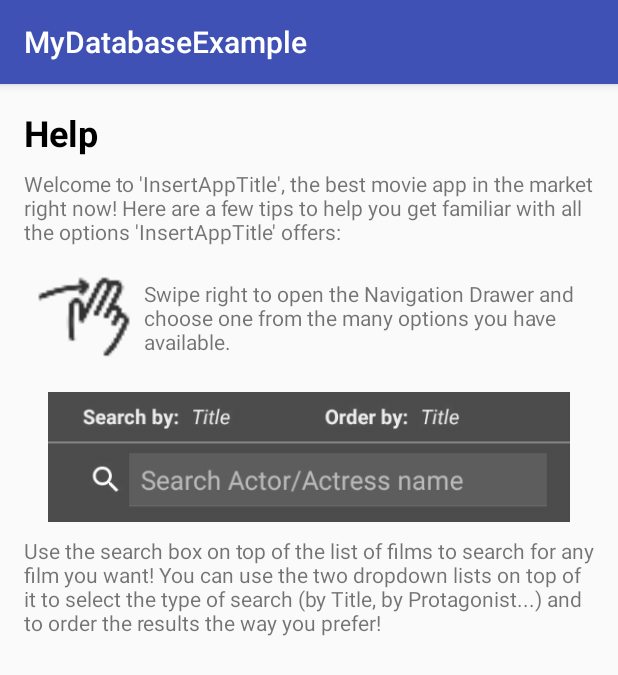
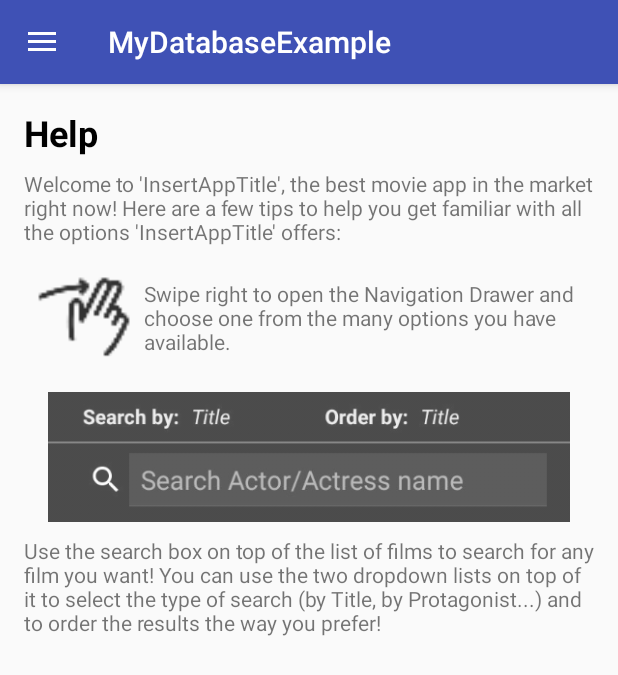
Before and after one commit to CarlosRM/zumodepi-a, an Android app: the HelpActivity screen opened directly, with no data from a screen before it, on a phone screen of 412 x 824 dp. Shown: the top 675 px of the screen. Run offline under Robolectric (Android 15) with nearby library versions, the phone set to English and light mode, and no system bars.

Commit message:
Help activity implementado totalmente

```diff
--- a/app/src/main/AndroidManifest.xml
+++ b/app/src/main/AndroidManifest.xml
@@ -40,9 +40,6 @@
             android:name=".InsertFilmActivity"
             android:launchMode="singleTask"
             android:theme="@style/AppTheme.NoActionBar">
-            <meta-data
-                android:name="android.support.PARENT_ACTIVITY"
-                android:value=".RecyclerViewActivity"/>
         </activity>
         <activity
             android:name=".SearchActivity"
@@ -71,7 +68,10 @@
             android:name=".PruevaNavigation"
             android:label="@string/title_activity_prueva_navigation"
             android:theme="@style/AppTheme.NoActionBar"/>
-        <activity android:name=".HelpActivity">
+        <activity
+            android:name=".HelpActivity"
+            android:launchMode="singleTask"
+            android:theme="@style/AppTheme.NoActionBar">
         </activity>
     </application>
 
--- a/app/src/main/java/com/example/pr_idi/mydatabaseexample/HelpActivity.java
+++ b/app/src/main/java/com/example/pr_idi/mydatabaseexample/HelpActivity.java
@@ -1,7 +1,11 @@
 package com.example.pr_idi.mydatabaseexample;
 
+import android.support.design.widget.NavigationView;
+import android.support.v4.widget.DrawerLayout;
+import android.support.v7.app.ActionBarDrawerToggle;
 import android.support.v7.app.AppCompatActivity;
 import android.os.Bundle;
+import android.support.v7.widget.Toolbar;
 
 public class HelpActivity extends AppCompatActivity {
 
@@ -9,10 +13,18 @@ public class HelpActivity extends AppCompatActivity {
     protected void onCreate(Bundle savedInstanceState) {
         super.onCreate(savedInstanceState);
         setContentView(R.layout.activity_help);
-        initialize_views();
-    }
+        Toolbar toolbar = (Toolbar) findViewById(R.id.toolbar);
+        setSupportActionBar(toolbar);
 
-    private void initialize_views(){
+        NavigationView navView = (NavigationView) findViewById(R.id.navMenu);
+        DrawerLayout navDrawer = (DrawerLayout) findViewById(R.id.drawerLayout);
 
+        ActionBarDrawerToggle toggle = new ActionBarDrawerToggle(
+                this, navDrawer, toolbar, R.string.navigation_drawer_open, R.string.navigation_drawer_close);
+        navDrawer.setDrawerListener(toggle);
+        toggle.syncState();
+
+        navView.getMenu().getItem(3).setChecked(true);
+        navView.setNavigationItemSelectedListener(new NavMenuListener(this, navDrawer));
     }
 }
--- a/app/src/main/java/com/example/pr_idi/mydatabaseexample/NavMenuListener.java
+++ b/app/src/main/java/com/example/pr_idi/mydatabaseexample/NavMenuListener.java
@@ -6,10 +6,6 @@ import android.support.design.widget.NavigationView;
 import android.support.v4.widget.DrawerLayout;
 import android.support.v7.widget.SearchView;
 import android.view.MenuItem;
-
-/**
- * Created by Juan on 03/01/2017.
- */
 
 public class NavMenuListener implements NavigationView.OnNavigationItemSelectedListener {
     private Context context;
@@ -47,6 +43,13 @@ public class NavMenuListener implements NavigationView.OnNavigationItemSelectedL
                 navDrawer.closeDrawers();
                 break;
             }
+            case R.id.help_button: {
+                if (!context.getClass().equals(HelpActivity.class)) {
+                    Intent myIntent = new Intent(context, HelpActivity.class);
+                    context.startActivity(myIntent);
+                }
+                navDrawer.closeDrawers();
+            }
             default: return false;
         }
         return true;
--- a/app/src/main/res/layout/activity_help.xml
+++ b/app/src/main/res/layout/activity_help.xml
@@ -1,73 +1,36 @@
 <?xml version="1.0" encoding="utf-8"?>
-<LinearLayout
-    xmlns:android="http://schemas.android.com/apk/res/android"
+<android.support.v4.widget.DrawerLayout xmlns:android="http://schemas.android.com/apk/res/android"
     xmlns:tools="http://schemas.android.com/tools"
+    android:id="@+id/drawerLayout"
     android:layout_width="match_parent"
     android:layout_height="match_parent"
-    android:paddingBottom="@dimen/activity_vertical_margin"
-    android:paddingLeft="@dimen/activity_horizontal_margin"
-    android:paddingRight="@dimen/activity_horizontal_margin"
-    android:paddingTop="@dimen/activity_vertical_margin"
-    tools:context="com.example.pr_idi.mydatabaseexample.HelpActivity"
-    android:orientation="vertical">
+    android:fitsSystemWindows="true"
+    tools:openDrawer="start">
 
-    <TextView
+    <LinearLayout
+        xmlns:app="http://schemas.android.com/apk/res-auto"
         android:layout_width="match_parent"
-        android:layout_height="wrap_content"
-        android:textStyle="bold"
-        android:text="Help"
-        android:textColor="#000"
-        android:textSize="24dp"/>
-    <TextView
-        android:paddingTop="8dp"
-        android:layout_width="match_parent"
-        android:layout_height="wrap_content"
-        android:text="Welcome to 'InsertAppTitle', the best movie app in the market right now! Here are a few tips to help you get familiar with all the options 'InsertAppTitle' offers:"
-        />
-    <LinearLayout
-        android:layout_width="match_parent"
-        android:layout_height="wrap_content"
-        android:orientation="horizontal"
-        android:paddingTop="8dp">
-        <ImageView
-            android:layout_width="80dp"
-            android:layout_height="80dp"
-            android:src="@drawable/ic_action_name"/>
-        <TextView
-            android:layout_gravity="center"
+        android:layout_height="match_parent"
+        android:orientation="vertical">
+
+        <android.support.design.widget.AppBarLayout
             android:layout_width="match_parent"
             android:layout_height="wrap_content"
-            android:text="Swipe right to open the Navigation Drawer and choose one from the many options you have available."/>
+            android:theme="@style/AppTheme.AppBarOverlay">
+
+            <android.support.v7.widget.Toolbar
+                android:id="@+id/toolbar"
+                android:layout_width="match_parent"
+                android:layout_height="?attr/actionBarSize"
+                android:background="?attr/colorPrimary"
+                app:popupTheme="@style/AppTheme.PopupOverlay" />
+
+        </android.support.design.widget.AppBarLayout>
+
+        <include layout="@layout/content_help"/>
+
     </LinearLayout>
 
-    <!--LinearLayout
-        android:layout_width="match_parent"
-        android:layout_height="wrap_content"
-        android:orientation="horizontal"
-        android:paddingTop="8dp">
-        <ImageView
-            android:layout_width="80dp"
-            android:layout_height="80dp"
-            android:src="@drawable/ic_action_name"/>
-        <TextView
-            android:layout_gravity="center"
-            android:layout_width="match_parent"
-            android:layout_height="wrap_content"
-            android:text="Swipe right to open the Navigation Drawer and choose one from the many options you have available."/>
-    </LinearLayout-->
+    <include layout="@layout/navigation_view"/>
 
-    <ImageView
-        android:paddingTop="8dp"
-        android:layout_marginLeft="16dp"
-        android:layout_marginRight="16dp"
-        android:layout_width="match_parent"
-        android:layout_height="wrap_content"
-        android:src="@drawable/searchbar_screenshot"
-        android:alpha="0.7"/>
-    <TextView
-        android:paddingTop="8dp"
-        android:layout_gravity="center"
-        android:layout_width="match_parent"
-        android:layout_height="wrap_content"
-        android:text="Use the search box on top of the list of films to search for any film you want! You can use the two dropdown lists on top of it to select the type of search (by Title, by Protagonist...) and to order the results the way you prefer!"/>
-</LinearLayout>
+</android.support.v4.widget.DrawerLayout>
--- /dev/null
+++ b/app/src/main/res/layout/content_help.xml
@@ -0,0 +1,73 @@
+<?xml version="1.0" encoding="utf-8"?>
+<LinearLayout
+    xmlns:android="http://schemas.android.com/apk/res/android"
+    xmlns:tools="http://schemas.android.com/tools"
+    android:layout_width="match_parent"
+    android:layout_height="match_parent"
+    android:paddingBottom="@dimen/activity_vertical_margin"
+    android:paddingLeft="@dimen/activity_horizontal_margin"
+    android:paddingRight="@dimen/activity_horizontal_margin"
+    android:paddingTop="@dimen/activity_vertical_margin"
+    tools:context="com.example.pr_idi.mydatabaseexample.HelpActivity"
+    android:orientation="vertical">
+
+    <TextView
+        android:layout_width="match_parent"
+        android:layout_height="wrap_content"
+        android:textStyle="bold"
+        android:text="Help"
+        android:textColor="#000"
+        android:textSize="24dp"/>
+    <TextView
+        android:paddingTop="8dp"
+        android:layout_width="match_parent"
+        android:layout_height="wrap_content"
+        android:text="Welcome to 'InsertAppTitle', the best movie app in the market right now! Here are a few tips to help you get familiar with all the options 'InsertAppTitle' offers:"
+        />
+    <LinearLayout
+        android:layout_width="match_parent"
+        android:layout_height="wrap_content"
+        android:orientation="horizontal"
+        android:paddingTop="8dp">
+        <ImageView
+            android:layout_width="80dp"
+            android:layout_height="80dp"
+            android:src="@drawable/ic_action_name"/>
+        <TextView
+            android:layout_gravity="center"
+            android:layout_width="match_parent"
+            android:layout_height="wrap_content"
+            android:text="Swipe right to open the Navigation Drawer and choose one from the many options you have available."/>
+    </LinearLayout>
+
+    <!--LinearLayout
+        android:layout_width="match_parent"
+        android:layout_height="wrap_content"
+        android:orientation="horizontal"
+        android:paddingTop="8dp">
+        <ImageView
+            android:layout_width="80dp"
+            android:layout_height="80dp"
+            android:src="@drawable/ic_action_name"/>
+        <TextView
+            android:layout_gravity="center"
+            android:layout_width="match_parent"
+            android:layout_height="wrap_content"
+            android:text="Swipe right to open the Navigation Drawer and choose one from the many options you have available."/>
+    </LinearLayout-->
+
+    <ImageView
+        android:paddingTop="8dp"
+        android:layout_marginLeft="16dp"
+        android:layout_marginRight="16dp"
+        android:layout_width="match_parent"
+        android:layout_height="wrap_content"
+        android:src="@drawable/searchbar_screenshot"
+        android:alpha="0.7"/>
+    <TextView
+        android:paddingTop="8dp"
+        android:layout_gravity="center"
+        android:layout_width="match_parent"
+        android:layout_height="wrap_content"
+        android:text="Use the search box on top of the list of films to search for any film you want! You can use the two dropdown lists on top of it to select the type of search (by Title, by Protagonist...) and to order the results the way you prefer!"/>
+</LinearLayout>
```
